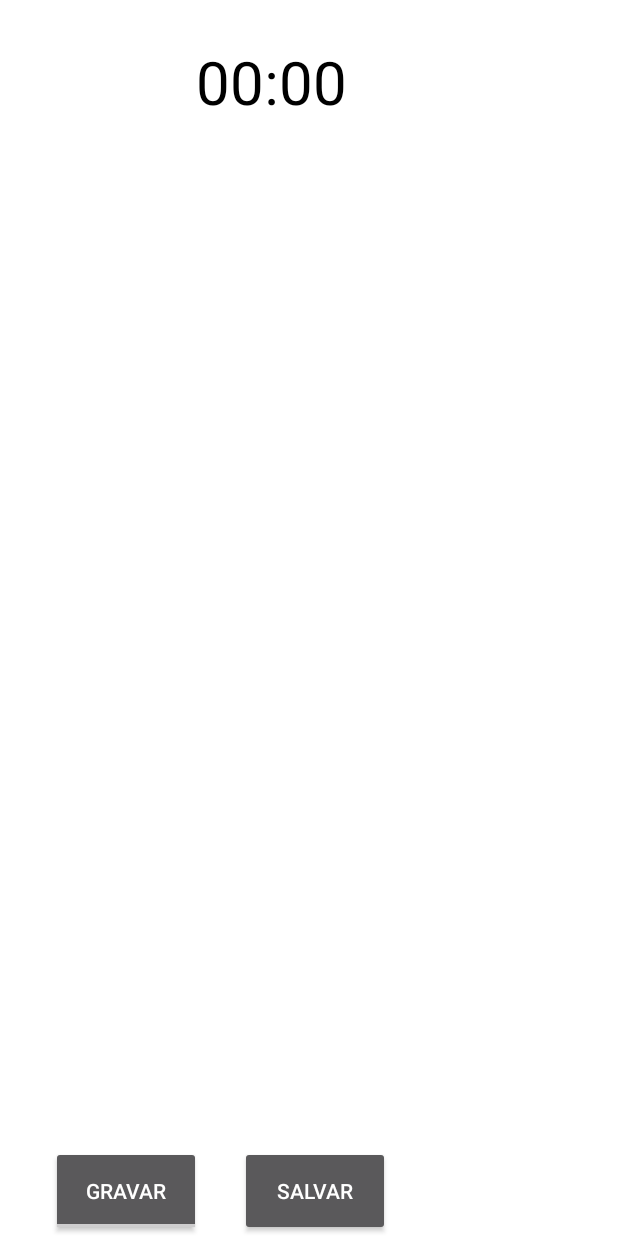
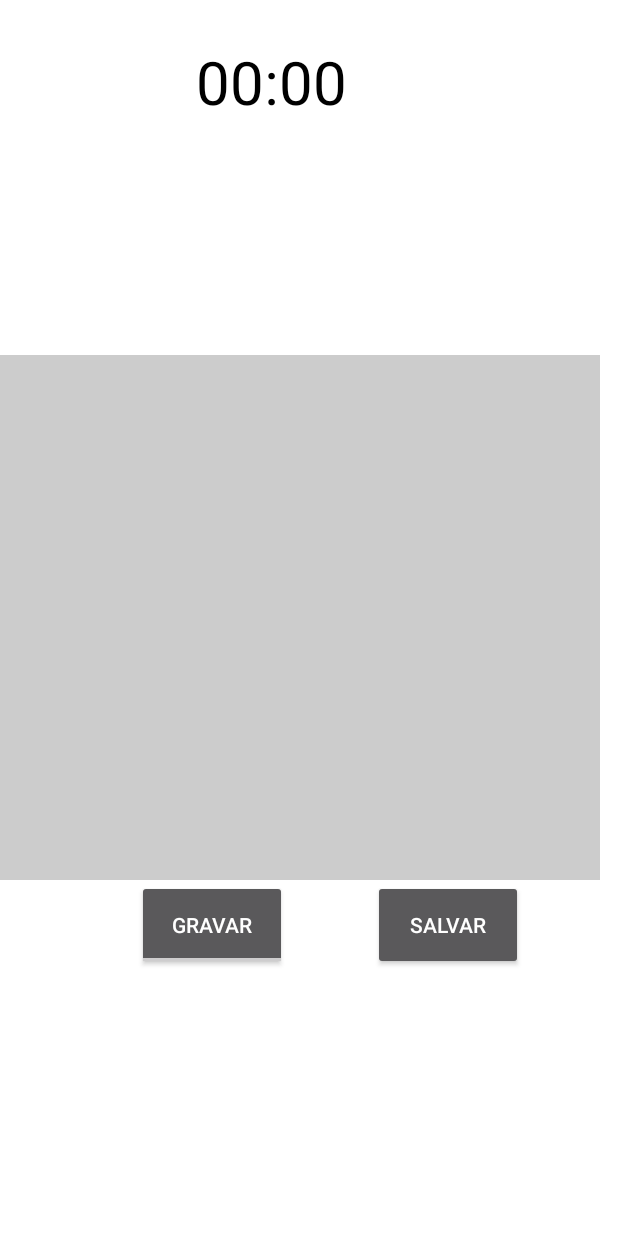
Before and after one commit to thyagomanhaes/tcc2, an Android app: the VoiceRecorderActivity screen opened directly, with no data from a screen before it, on a phone screen of 412 x 824 dp. Run offline under Robolectric (Android 15) with nearby library versions, the phone set to English and light mode, and no system bars; libraries missing offline, so code that uses them is left out: io.realm.

Commit message:
commit projeto final -v4 -04.09.2017

```diff
--- a/app/src/main/java/br/com/whatsappandroid/com/cursoandroid/whatsapp/activity/activity/activity/activity/GravacaoActivity.java
+++ b/app/src/main/java/br/com/whatsappandroid/com/cursoandroid/whatsapp/activity/activity/activity/activity/GravacaoActivity.java
@@ -135,14 +135,14 @@ public class GravacaoActivity extends AppCompatActivity {
                         oneTimeOnly = 1;
                     }
 
-                    tempoView.setText(String.format("%d min, %d sec",
+                    tempoView.setText(String.format("%d:%d",
                             TimeUnit.MILLISECONDS.toMinutes((long) finalTime),
                             TimeUnit.MILLISECONDS.toSeconds((long) finalTime) -
                                     TimeUnit.MINUTES.toSeconds(TimeUnit.MILLISECONDS.toMinutes((long)
                                             finalTime)))
                     );
 
-                    tempoView2.setText(String.format("%d min, %d sec",
+                    tempoView2.setText(String.format("%d:%d",
                             TimeUnit.MILLISECONDS.toMinutes((long) startTime),
                             TimeUnit.MILLISECONDS.toSeconds((long) startTime) -
                                     TimeUnit.MINUTES.toSeconds(TimeUnit.MILLISECONDS.toMinutes((long)
@@ -197,7 +197,7 @@ public class GravacaoActivity extends AppCompatActivity {
     Runnable UpdateSongTime = new Runnable() {
         public void run() {
             startTime = mediaPlayer.getCurrentPosition();
-            tempoView2.setText(String.format("%d min, %d sec",
+            tempoView2.setText(String.format("0%d:0%d",
                     TimeUnit.MILLISECONDS.toMinutes((long) startTime),
                     TimeUnit.MILLISECONDS.toSeconds((long) startTime) -
                             TimeUnit.MINUTES.toSeconds(TimeUnit.MILLISECONDS.
--- a/app/src/main/java/br/com/whatsappandroid/com/cursoandroid/whatsapp/activity/activity/activity/activity/VoiceRecorderActivity.java
+++ b/app/src/main/java/br/com/whatsappandroid/com/cursoandroid/whatsapp/activity/activity/activity/activity/VoiceRecorderActivity.java
@@ -2,6 +2,7 @@ package br.com.whatsappandroid.com.cursoandroid.whatsapp.activity.activity.activ
 
 import android.content.Context;
 import android.content.DialogInterface;
+import android.content.Intent;
 import android.media.MediaRecorder;
 import android.os.Handler;
 import android.os.SystemClock;
@@ -16,12 +17,16 @@ import android.widget.Button;
 import android.widget.Chronometer;
 import android.widget.CompoundButton;
 import android.widget.EditText;
+import android.widget.TextView;
 import android.widget.Toast;
 import android.widget.ToggleButton;
 
 import java.io.File;
 import java.io.IOException;
+import java.util.ArrayList;
 import java.util.Date;
+import java.util.List;
+import java.util.concurrent.TimeUnit;
 
 import br.com.whatsappandroid.com.cursoandroid.whatsapp.R;
 import br.com.whatsappandroid.com.cursoandroid.whatsapp.activity.activity.activity.activity.helper.VisualizerView;
@@ -43,6 +48,10 @@ public class VoiceRecorderActivity extends AppCompatActivity {
 
     private Chronometer ch;
 
+    private List<Integer> amplitudes;
+    private TextView qtdAmplitudes;
+    private int total = 0;
+
     @Override
     protected void onCreate(Bundle savedInstanceState) {
         super.onCreate(savedInstanceState);
@@ -52,9 +61,10 @@ public class VoiceRecorderActivity extends AppCompatActivity {
         recordButton = (ToggleButton) findViewById(R.id.recordButton2);
         saveButton = (Button) findViewById(R.id.saveButton2);
         ch = (Chronometer) findViewById(R.id.chronometer);
+        qtdAmplitudes = (TextView) findViewById(R.id.amplitudes);
 
         handler = new Handler();
-
+        amplitudes = new ArrayList<Integer>();
 
         recordButton.setOnCheckedChangeListener(recordButtonListener);
 
@@ -90,6 +100,7 @@ public class VoiceRecorderActivity extends AppCompatActivity {
                             gravacao.setIdGravacao(nextId);
                             gravacao.setNome(name); // nome da gravação informada pelo usuario
                             gravacao.setDataGravacao(new Date());
+                            gravacao.setBpm(String.valueOf(total));
                             //gravacao.setArquivoAudio(newFile);
 
                             realm.copyToRealm(gravacao);
@@ -127,6 +138,7 @@ public class VoiceRecorderActivity extends AppCompatActivity {
         public void run() {
             if (recording){
                 int x = recorder.getMaxAmplitude();
+                amplitudes.add(x);
                 visualizer.addAmplitude(x);
                 visualizer.invalidate();
                 handler.postDelayed(this, 50);
@@ -178,6 +190,14 @@ public class VoiceRecorderActivity extends AppCompatActivity {
                 saveButton.setEnabled(true);
                 //deleteButton.setEnabled(true);
                 recordButton.setEnabled(false);
+
+                for (Integer valor : amplitudes){
+                    if (valor > 4000)
+                        total += valor;
+                    Log.d("AMPLITUDE", String.valueOf(valor));
+                }
+                qtdAmplitudes.setText(String.valueOf(total*6) + "BPM");
+
             } // fim do else
         } // fim do método
     };
--- a/app/src/main/java/br/com/whatsappandroid/com/cursoandroid/whatsapp/activity/activity/activity/activity/fragment/ConversasFragment.java
+++ b/app/src/main/java/br/com/whatsappandroid/com/cursoandroid/whatsapp/activity/activity/activity/activity/fragment/ConversasFragment.java
@@ -183,9 +183,9 @@ public class ConversasFragment extends Fragment {
     Runnable updateVisualizer = new Runnable() {
         @Override
         public void run() {
-            if (isRunning){
-                //int x = recorder.getMaxAmplitude();
-                visualizer.addAmplitude(amplitudeCalculada);
+            if (recording){
+                int x = recorder.getMaxAmplitude();
+                visualizer.addAmplitude(x);
                 visualizer.invalidate();
                 handler.postDelayed(this, 50);
             }
--- a/app/src/main/java/br/com/whatsappandroid/com/cursoandroid/whatsapp/activity/activity/activity/activity/helper/VisualizerView.java
+++ b/app/src/main/java/br/com/whatsappandroid/com/cursoandroid/whatsapp/activity/activity/activity/activity/helper/VisualizerView.java
@@ -30,6 +30,8 @@ public class VisualizerView extends View {
         linePaint = new Paint(); // cria Paint para linhas
         linePaint.setColor(Color.RED); // configura a cor como verde
         linePaint.setStrokeWidth(LINE_WIDTH); // configura a largura do traço
+        linePaint.setStyle(Paint.Style.FILL);
+        getRootView().setBackgroundColor(Color.LTGRAY);
     }
 
     @Override
@@ -63,6 +65,7 @@ public class VisualizerView extends View {
             // desenha uma linha representando esse item do ArrayList amplitudes
             canvas.drawLine(curX, middle + scaledHeight / 2, curX,
                         middle - scaledHeight / 2, linePaint);
+
         } // fim do for
     }
 }
--- a/app/src/main/res/layout/activity_gravacao.xml
+++ b/app/src/main/res/layout/activity_gravacao.xml
@@ -109,7 +109,7 @@
         android:layout_height="50dp"
         android:src="@drawable/ic_share"
         android:id="@+id/imageView5"
-        android:layout_alignTop="@+id/playButton"
+        android:layout_alignParentTop="true"
         android:layout_alignStart="@+id/imageView4" />
 
     <ImageView
--- a/app/src/main/res/layout/main.xml
+++ b/app/src/main/res/layout/main.xml
@@ -18,20 +18,21 @@
     <ToggleButton
         android:layout_width="100dp"
         android:layout_height="60dp"
-        android:layout_marginStart="34dp"
         android:textOff="Gravar"
-        android:layout_alignParentBottom="true"
-        android:layout_alignParentStart="true"
-        android:id="@+id/recordButton2" />
+        android:textOn="Parar"
+        android:id="@+id/recordButton2"
+        android:layout_below="@+id/visualizerView2"
+        android:layout_toStartOf="@+id/saveButton2"
+        android:layout_marginEnd="57dp" />
 
     <Button
         android:layout_width="100dp"
         android:layout_height="60dp"
         android:text="Salvar"
-        android:layout_alignParentBottom="true"
-        android:layout_toEndOf="@+id/recordButton2"
-        android:layout_marginStart="26dp"
-        android:id="@+id/saveButton2"/>
+        android:id="@+id/saveButton2"
+        android:layout_below="@+id/visualizerView2"
+        android:layout_alignParentEnd="true"
+        android:layout_marginEnd="63dp" />
 
     <Chronometer
         android:id="@+id/chronometer"
@@ -45,4 +46,12 @@
         android:textColor="@color/common_google_signin_btn_text_dark_focused"
         android:textSize="40sp" />
 
+    <TextView
+        android:id="@+id/amplitudes"
+        android:layout_width="50dp"
+        android:layout_height="50dp"
+        android:textColor="#000"
+        android:layout_alignTop="@+id/chronometer"
+        android:layout_toStartOf="@+id/recordButton2" />
+
 </RelativeLayout>
```
Also changed, not shown: app/src/main/java/br/com/whatsappandroid/com/cursoandroid/whatsapp/activity/activity/activity/activity/model/Gravacao.java (+11 -1 lines), app/src/main/res/layout/fragment_conversas.xml (+34 -30 lines).
